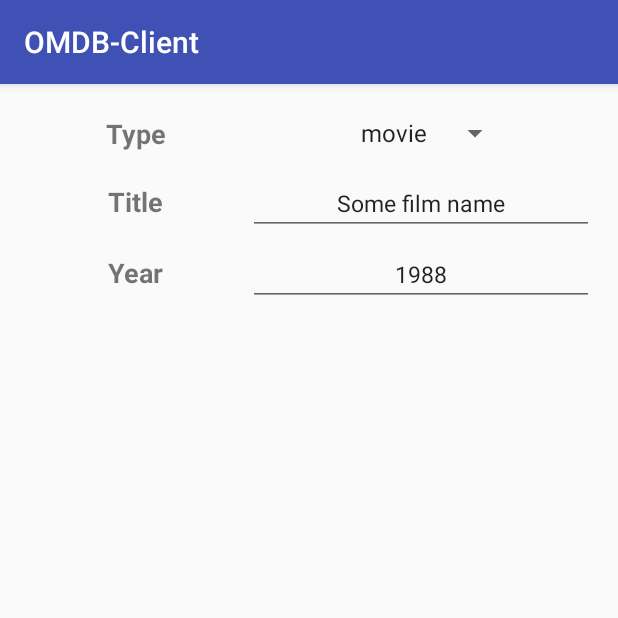
After one commit to roman-ursu/omdb-android-client, an Android app: the fragment SearchFilterFragmentDialog shown on its own in the app's theme, on a phone screen of 412 x 824 dp, the top half of it. The commit adds this screen. Run offline under Robolectric (Android 15) with nearby library versions, the phone set to English and light mode, and no system bars; our stand-ins replace ButterKnife; libraries missing offline, so code that uses them is left out: com.j256.ormlite; 1 statement that could not run was skipped.

Commit message:
added code for search filter

```diff
--- a/app/src/main/java/com/perfectial/omdb/ui/search/SearchActivity.java
+++ b/app/src/main/java/com/perfectial/omdb/ui/search/SearchActivity.java
@@ -83,6 +83,14 @@ public class SearchActivity extends AppCompatActivity implements SearchView {
         // as you specify a parent activity in AndroidManifest.xml.
         int id = item.getItemId();
 
+        switch (id) {
+            case R.id.action_filter : {
+                if (searchPresenter != null) {
+                    searchPresenter.onFilterClicked();
+                }
+            } break;
+        }
+
         //noinspection SimplifiableIfStatement
         if (id == R.id.action_settings) {
             return true;
@@ -127,6 +135,12 @@ public class SearchActivity extends AppCompatActivity implements SearchView {
         progressBar.setVisibility(View.INVISIBLE);
 
         Toast.makeText(this, "Error occured", Toast.LENGTH_SHORT).show();
+    }
+
+    @Override
+    public void showFilterDialog() {
+        SearchFilterFragmentDialog searchFilterDialog = new SearchFilterFragmentDialog();
+        searchFilterDialog.show(getFragmentManager(), "");
     }
 
     private void populateListWithData(List<OpenDBMovie> movies) {
--- /dev/null
+++ b/app/src/main/java/com/perfectial/omdb/ui/search/SearchFilterFragmentDialog.java
@@ -0,0 +1,45 @@
+package com.perfectial.omdb.ui.search;
+
+import android.app.DialogFragment;
+import android.os.Bundle;
+import android.support.annotation.Nullable;
+import android.view.LayoutInflater;
+import android.view.View;
+import android.view.ViewGroup;
+import android.widget.Spinner;
+import android.widget.TextView;
+
+import com.perfectial.omdb.R;
+
+import butterknife.Bind;
+import butterknife.ButterKnife;
+
+/**
+ * Created by rursu on 13.04.16.
+ */
+public class SearchFilterFragmentDialog extends DialogFragment {
+
+    private static String TAG = SearchFilterFragmentDialog.class.getSimpleName();
+
+    @Bind(R.id.sp_type)
+    Spinner typeSpinner;
+
+    @Bind(R.id.tv_year)
+    TextView yearTextView;
+
+    @Bind(R.id.tv_title)
+    TextView titleTextView;
+
+    @Nullable
+    @Override
+    public View onCreateView(LayoutInflater inflater, ViewGroup container, Bundle savedInstanceState) {
+        ViewGroup viewGroup = (ViewGroup) inflater.inflate(R.layout.search_filter_fragment, container, false);
+        ButterKnife.bind(this, viewGroup);
+
+
+        getDialog().setTitle(R.string.search_filter);
+
+
+        return viewGroup;
+    }
+}
--- a/app/src/main/java/com/perfectial/omdb/ui/search/SearchPresenter.java
+++ b/app/src/main/java/com/perfectial/omdb/ui/search/SearchPresenter.java
@@ -8,4 +8,6 @@ public interface SearchPresenter {
     void setSearchView(SearchView searchView);
 
     void onViewCreated();
+
+    void onFilterClicked();
 }
--- a/app/src/main/java/com/perfectial/omdb/ui/search/SearchPresenterImpl.java
+++ b/app/src/main/java/com/perfectial/omdb/ui/search/SearchPresenterImpl.java
@@ -34,6 +34,11 @@ public class SearchPresenterImpl implements SearchPresenter {
         searchManager.search(searchCallback());
     }
 
+    @Override
+    public void onFilterClicked() {
+        searchView.showFilterDialog();
+    }
+
     private SearchManager.MoviesLoaderListener searchCallback() {
         return new SearchManager.MoviesLoaderListener() {
             @Override
--- a/app/src/main/java/com/perfectial/omdb/ui/search/SearchView.java
+++ b/app/src/main/java/com/perfectial/omdb/ui/search/SearchView.java
@@ -11,5 +11,5 @@ public interface SearchView {
     void showPreloader();
     void showMovies(List<OpenDBMovie> movies);
     void showError(String errorMessage);
-
+    void showFilterDialog();
 }
--- /dev/null
+++ b/app/src/main/res/layout/search_filter_fragment.xml
@@ -0,0 +1,73 @@
+<?xml version="1.0" encoding="utf-8"?>
+<LinearLayout xmlns:android="http://schemas.android.com/apk/res/android"
+    android:layout_width="wrap_content"
+    android:layout_height="wrap_content"
+    android:orientation="vertical">
+
+    <TableLayout
+        android:layout_width="wrap_content"
+        android:layout_height="wrap_content"
+        android:padding="15dp"
+        android:stretchColumns="*">
+
+        <TableRow android:layout_marginTop="5dp">
+
+            <TextView
+                android:layout_width="wrap_content"
+                android:layout_height="wrap_content"
+                android:gravity="center"
+                android:text="@string/type"
+                android:textSize="18sp"
+                android:textStyle="bold" />
+
+            <Spinner
+                android:id="@+id/sp_type"
+                android:layout_width="wrap_content"
+                android:layout_height="wrap_content"
+                android:layout_gravity="center"
+                android:entries="@array/movie_type"
+                android:gravity="right" />
+        </TableRow>
+
+        <TableRow android:layout_marginTop="13dp">
+
+            <TextView
+                android:layout_width="wrap_content"
+                android:layout_height="wrap_content"
+                android:gravity="center"
+                android:text="@string/title"
+                android:textSize="18sp"
+                android:textStyle="bold" />
+
+            <EditText
+                android:id="@+id/et_title"
+                android:layout_width="wrap_content"
+                android:layout_height="wrap_content"
+                android:gravity="center"
+                android:text="Some film name"
+                android:textSize="15sp" />
+        </TableRow>
+
+        <TableRow android:layout_marginTop="5dp">
+
+            <TextView
+                android:layout_width="wrap_content"
+                android:layout_height="wrap_content"
+                android:gravity="center"
+                android:text="@string/year"
+                android:textSize="18sp"
+                android:textStyle="bold" />
+
+            <EditText
+                android:id="@+id/et_year"
+                android:layout_width="wrap_content"
+                android:layout_height="wrap_content"
+                android:gravity="center"
+                android:text="1988"
+                android:textSize="15sp" />
+        </TableRow>
+
+
+    </TableLayout>
+
+</LinearLayout>
--- a/app/src/main/res/values/strings.xml
+++ b/app/src/main/res/values/strings.xml
@@ -4,4 +4,16 @@
     <string name="action_search">Search</string>
     <string name="action_open_filters">Filters</string>
     <string name="no_data">No data</string>
+
+    <string name="year">Year</string>
+    <string name="type">Type</string>
+    <string name="search_filter">Search Filter</string>
+    <string name="title">Title</string>
+
+    <string-array name="movie_type">
+        <item>movie</item>
+        <item>series</item>
+        <item>episode</item>
+    </string-array>
+
 </resources>
```
